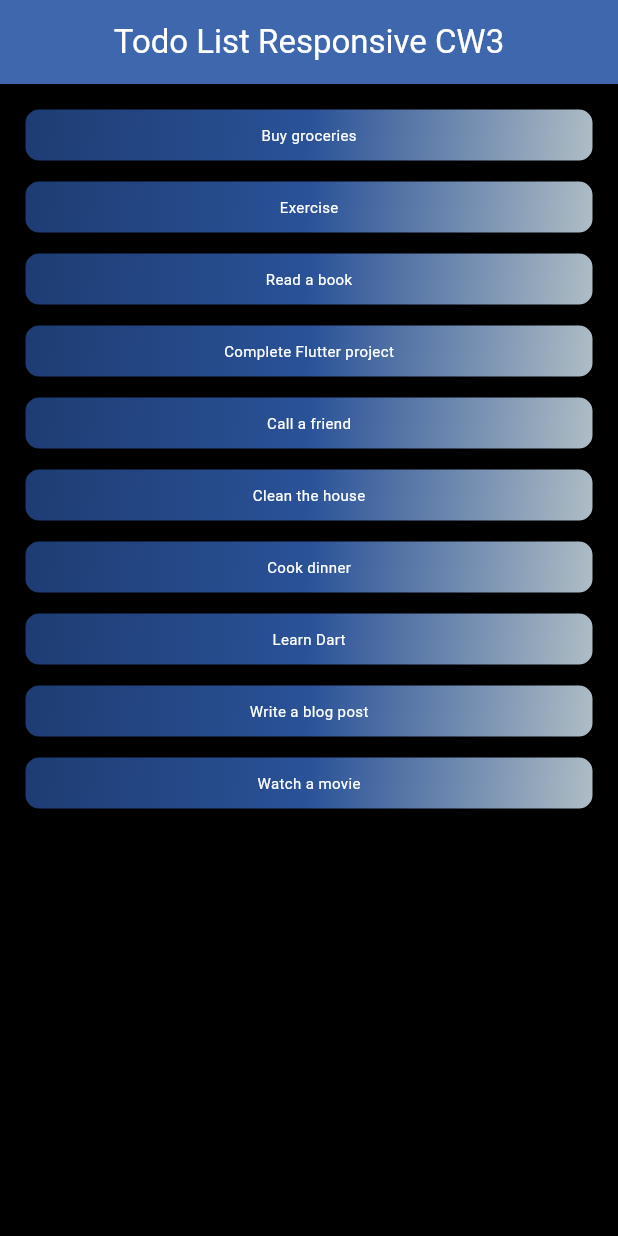
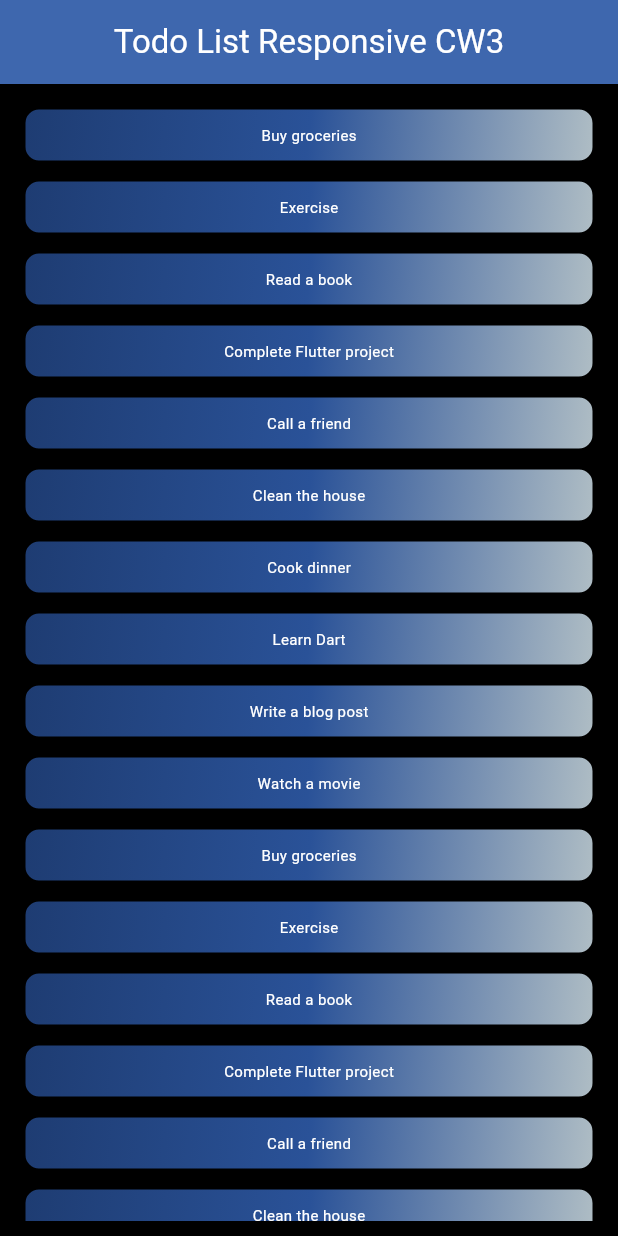
Before and after one commit to Fawad-zuberi/PMD-Lab04, a Flutter app: the screen it shows after launch, on a phone screen of 412 x 824 dp. Run offline on Flutter 3.47's test engine with Material 3 defaults, Android fonts, the phone set to English and light mode, and no system bars.

Commit message:
Made 20 items

```diff
--- a/lib/components/TodoListHomePage.dart
+++ b/lib/components/TodoListHomePage.dart
@@ -10,6 +10,16 @@ class TodoListHomePage extends StatefulWidget {
 
 class _MytodoState extends State<TodoListHomePage> {
   final List<String> todo = [
+    "Buy groceries",
+    "Exercise",
+    "Read a book",
+    "Complete Flutter project",
+    "Call a friend",
+    "Clean the house",
+    "Cook dinner",
+    "Learn Dart",
+    "Write a blog post",
+    "Watch a movie",
     "Buy groceries",
     "Exercise",
     "Read a book",
```
